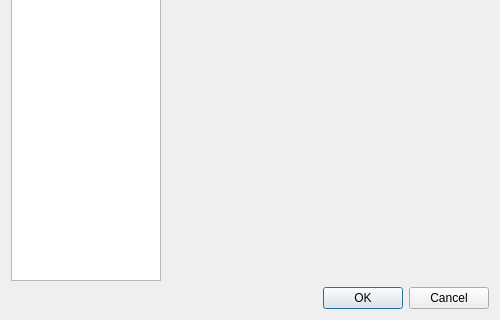
Old version of the form src/dialogs/settingsdialog.ui in the repository Caneda/Caneda; both pictures show x 0 to 500 and y 330 to 650 of the 500 by 650 pixel window.
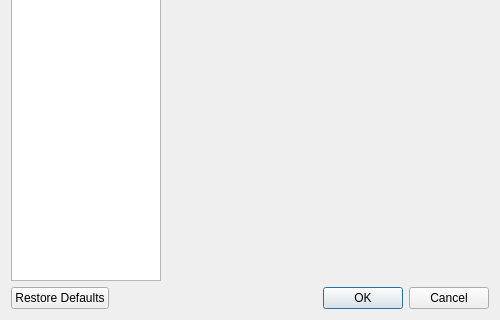
New version of the form.

Commit message: Implemented a restore default option in the SettingsDialog.

What changed in the file:
```diff
--- a/src/dialogs/settingsdialog.ui
+++ b/src/dialogs/settingsdialog.ui
@@ -752,7 +752,7 @@
       <enum>Qt::Horizontal</enum>
      </property>
      <property name="standardButtons">
-      <set>QDialogButtonBox::Cancel|QDialogButtonBox::Ok</set>
+      <set>QDialogButtonBox::Cancel|QDialogButtonBox::Ok|QDialogButtonBox::RestoreDefaults</set>
      </property>
     </widget>
    </item>
```
The commit also changes 2 other files.
